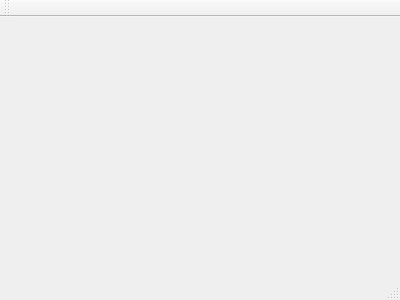
Old version of the form treeViewer/mainWindow.ui in the repository Fredy/Tree-Viewer.
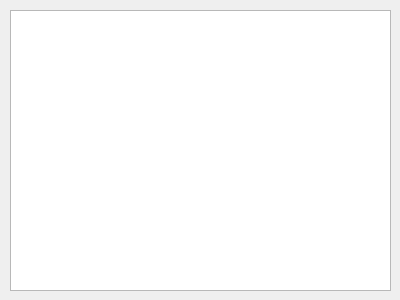
New version of the form.

Diff of the .ui file:
```diff
--- a/treeViewer/mainWindow.ui
+++ b/treeViewer/mainWindow.ui
@@ -12,13 +12,31 @@
   <property name="windowTitle" >
    <string>MainWindow</string>
   </property>
-  <widget class="QMenuBar" name="menuBar" />
-  <widget class="QToolBar" name="mainToolBar" />
-  <widget class="QWidget" name="centralWidget" />
-  <widget class="QStatusBar" name="statusBar" />
+  <widget class="QWidget" name="centralWidget">
+   <widget class="QGraphicsView" name="graphicsView">
+    <property name="geometry">
+     <rect>
+      <x>10</x>
+      <y>10</y>
+      <width>381</width>
+      <height>281</height>
+     </rect>
+    </property>
+    <property name="autoFillBackground">
+     <bool>false</bool>
+    </property>
+    <property name="sceneRect">
+     <rectf>
+      <x>0.000000000000000</x>
+      <y>0.000000000000000</y>
+      <width>0.000000000000000</width>
+      <height>0.000000000000000</height>
+     </rectf>
+    </property>
+   </widget>
+  </widget>
  </widget>
- <layoutDefault spacing="6" margin="11" />
- <pixmapfunction></pixmapfunction>
+ <layoutdefault spacing="6" margin="11"/>
  <resources/>
  <connections/>
 </ui>
```
Left out of the diff: 7 changed lines with no effect on the pictures.
